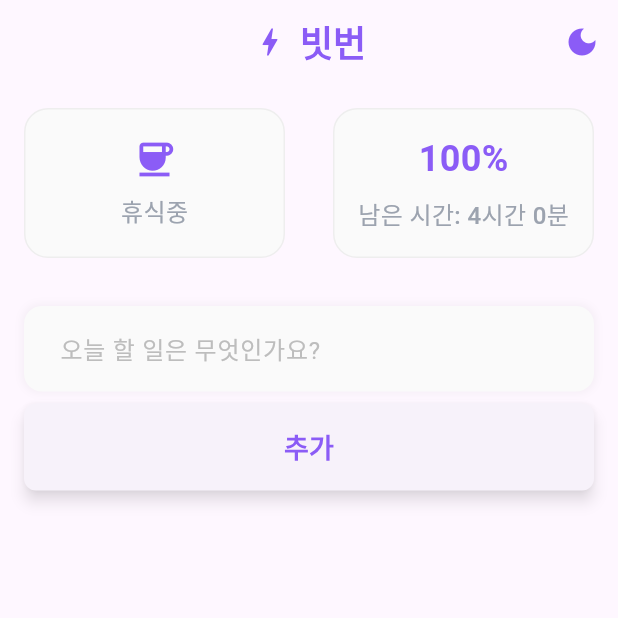
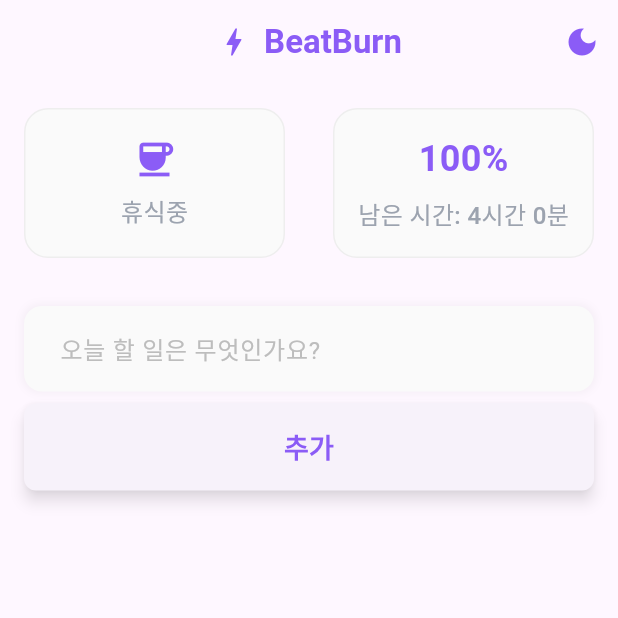
Before and after one commit to indianaPoly/frontend-beatburn, a Flutter app: the HomeScreen screen opened directly, on a phone screen of 412 x 824 dp, the top half of it. Run offline on Flutter 3.47's test engine with Material 3 defaults, Android fonts, the light colour scheme and no system bars.

Commit message:
design: 영어로 변경

```diff
--- a/lib/screen/home_screen.dart
+++ b/lib/screen/home_screen.dart
@@ -23,9 +23,9 @@
             Icon(Icons.bolt, color: Color(0xFF8B5CF6)), // 앱 아이콘 추가
             SizedBox(width: 8),
             Text(
-              '빗번',
+              'BeatBurn',
               style: TextStyle(
-                fontSize: 24,
+                fontSize: 22,
                 fontWeight: FontWeight.bold,
                 color: Color(0xFF8B5CF6), // 타이틀 색상을 포인트 색상으로
               ),
```
